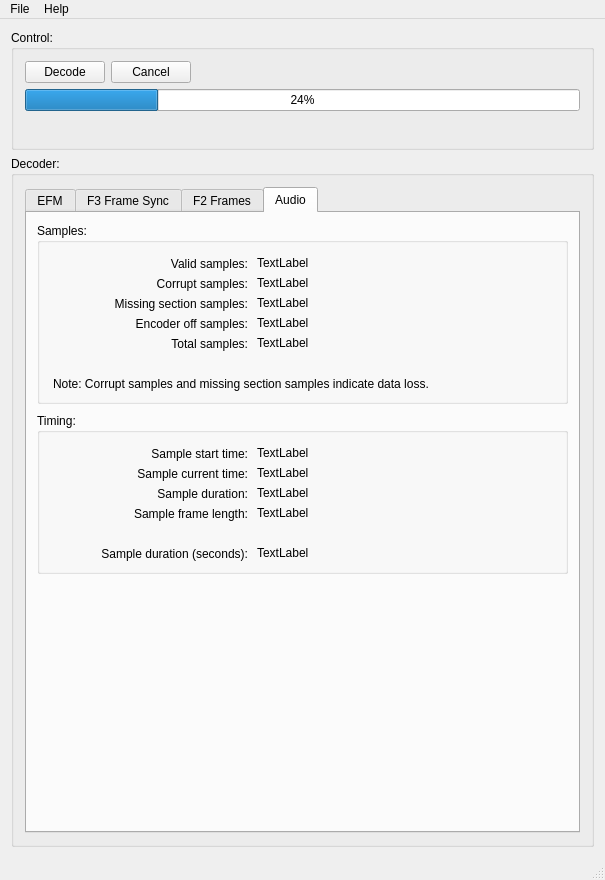
Before: the Qt Designer form tools/ld-process-efm/mainwindow.ui in happycube/ld-decode, drawn with Qt 5.
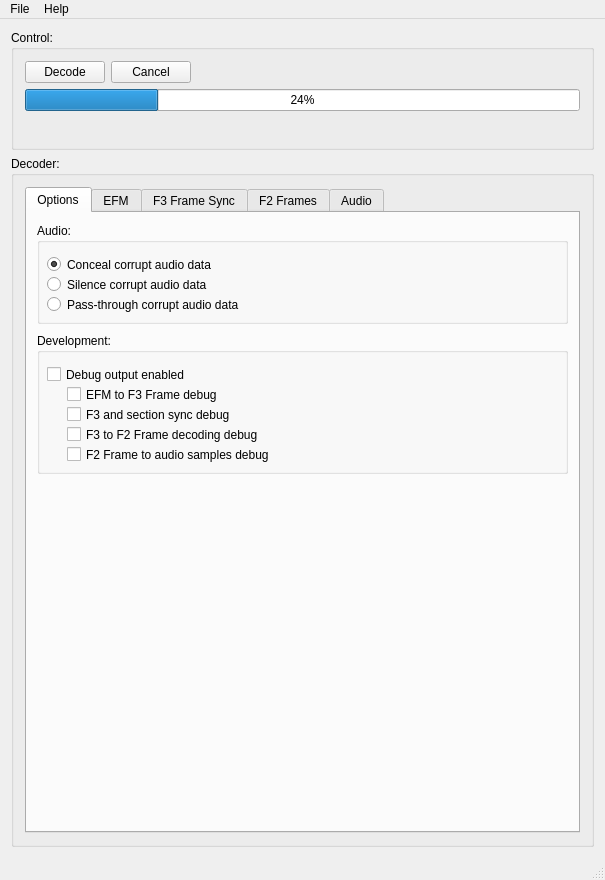
After: the same form once the commit is applied. Icons and pictures are not drawn.

Commit message: Implemented run-time debug control and added audio output options to GUI - WIP #228

```diff
--- a/tools/ld-process-efm/mainwindow.ui
+++ b/tools/ld-process-efm/mainwindow.ui
@@ -110,8 +110,146 @@
          <item>
           <widget class="QTabWidget" name="tabWidget">
            <property name="currentIndex">
-            <number>3</number>
+            <number>0</number>
            </property>
+           <widget class="QWidget" name="optionsTab">
+            <attribute name="title">
+             <string>Options</string>
+            </attribute>
+            <widget class="QGroupBox" name="groupBox_13">
+             <property name="geometry">
+              <rect>
+               <x>10</x>
+               <y>10</y>
+               <width>531</width>
+               <height>101</height>
+              </rect>
+             </property>
+             <property name="title">
+              <string>Audio:</string>
+             </property>
+             <widget class="QRadioButton" name="audio_silence_radioButton">
+              <property name="geometry">
+               <rect>
+                <x>10</x>
+                <y>50</y>
+                <width>511</width>
+                <height>23</height>
+               </rect>
+              </property>
+              <property name="text">
+               <string>Silence corrupt audio data</string>
+              </property>
+             </widget>
+             <widget class="QRadioButton" name="audio_conceal_radioButton">
+              <property name="geometry">
+               <rect>
+                <x>10</x>
+                <y>30</y>
+                <width>511</width>
+                <height>23</height>
+               </rect>
+              </property>
+              <property name="text">
+               <string>Conceal corrupt audio data</string>
+              </property>
+              <property name="checked">
+               <bool>true</bool>
+              </property>
+             </widget>
+             <widget class="QRadioButton" name="audio_passthrough_radioButton">
+              <property name="geometry">
+               <rect>
+                <x>10</x>
+                <y>70</y>
+                <width>511</width>
+                <height>23</height>
+               </rect>
+              </property>
+              <property name="text">
+               <string>Pass-through corrupt audio data</string>
+              </property>
+             </widget>
+            </widget>
+            <widget class="QGroupBox" name="groupBox_14">
+             <property name="geometry">
+              <rect>
+               <x>10</x>
+               <y>120</y>
+               <width>531</width>
+               <height>141</height>
+              </rect>
+             </property>
+             <property name="title">
+              <string>Development:</string>
+             </property>
+             <widget class="QCheckBox" name="debugEnabled_checkBox">
+              <property name="geometry">
+               <rect>
+                <x>10</x>
+                <y>30</y>
+                <width>511</width>
+                <height>23</height>
+               </rect>
+              </property>
+              <property name="text">
+               <string>Debug output enabled</string>
+              </property>
+             </widget>
+             <widget class="QCheckBox" name="debug_efmToF3_checkBox">
+              <property name="geometry">
+               <rect>
+                <x>30</x>
+                <y>50</y>
+                <width>491</width>
+                <height>23</height>
+               </rect>
+              </property>
+              <property name="text">
+               <string>EFM to F3 Frame debug</string>
+              </property>
+             </widget>
+             <widget class="QCheckBox" name="debug_f3Sync_checkBox">
+              <property name="geometry">
+               <rect>
+                <x>30</x>
+                <y>70</y>
+                <width>491</width>
+                <height>23</height>
+               </rect>
+              </property>
+              <property name="text">
+               <string>F3 and section sync debug</string>
+              </property>
+             </widget>
+             <widget class="QCheckBox" name="debug_f3ToF2_checkBox">
+              <property name="geometry">
+               <rect>
+                <x>30</x>
+                <y>90</y>
+                <width>491</width>
+                <height>23</height>
+               </rect>
+              </property>
+              <property name="text">
+               <string>F3 to F2 Frame decoding debug</string>
+              </property>
+             </widget>
+             <widget class="QCheckBox" name="debug_f2ToAudio_checkBox">
+              <property name="geometry">
+               <rect>
+                <x>30</x>
+                <y>110</y>
+                <width>491</width>
+                <height>23</height>
+               </rect>
+              </property>
+              <property name="text">
+               <string>F2 Frame to audio samples debug</string>
+              </property>
+             </widget>
+            </widget>
+           </widget>
            <widget class="QWidget" name="efmTab">
             <attribute name="title">
              <string>EFM</string>
```
The commit also changes 13 other files.
